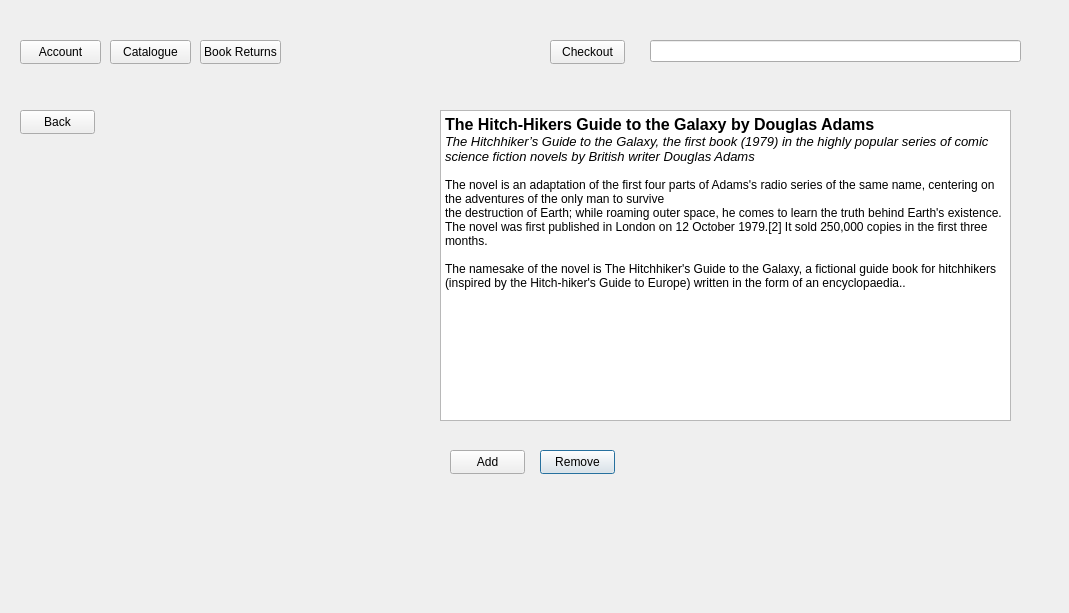
Qt form LibraryInfoSystem/book1.ui (Finnzag/Library-Info-System) before a commit.
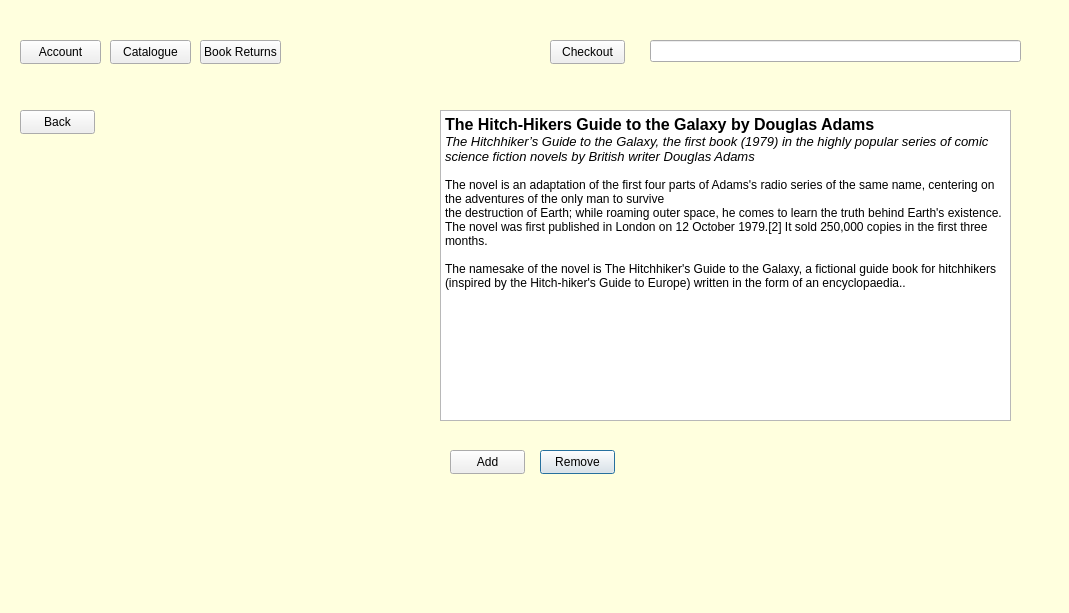
The same form after that commit. Icons and pictures are not drawn.

Patch:
```diff
--- a/LibraryInfoSystem/book1.ui
+++ b/LibraryInfoSystem/book1.ui
@@ -158,6 +158,33 @@
     <pixmap resource="images.qrc">:/Images/9781529046137-1.jpg</pixmap>
    </property>
   </widget>
+  <widget class="QLabel" name="label_2">
+   <property name="geometry">
+    <rect>
+     <x>-2</x>
+     <y>-5</y>
+     <width>1071</width>
+     <height>621</height>
+    </rect>
+   </property>
+   <property name="styleSheet">
+    <string notr="true">background-color: rgb(255, 255, 222);</string>
+   </property>
+   <property name="text">
+    <string/>
+   </property>
+  </widget>
+  <zorder>label_2</zorder>
+  <zorder>pushButton_5</zorder>
+  <zorder>pushButton</zorder>
+  <zorder>pushButton_2</zorder>
+  <zorder>lineEdit</zorder>
+  <zorder>pushButton_6</zorder>
+  <zorder>pushButton_3</zorder>
+  <zorder>pushButton_4</zorder>
+  <zorder>pushButton_7</zorder>
+  <zorder>textEdit</zorder>
+  <zorder>label</zorder>
  </widget>
  <resources>
   <include location="images.qrc"/>
```
